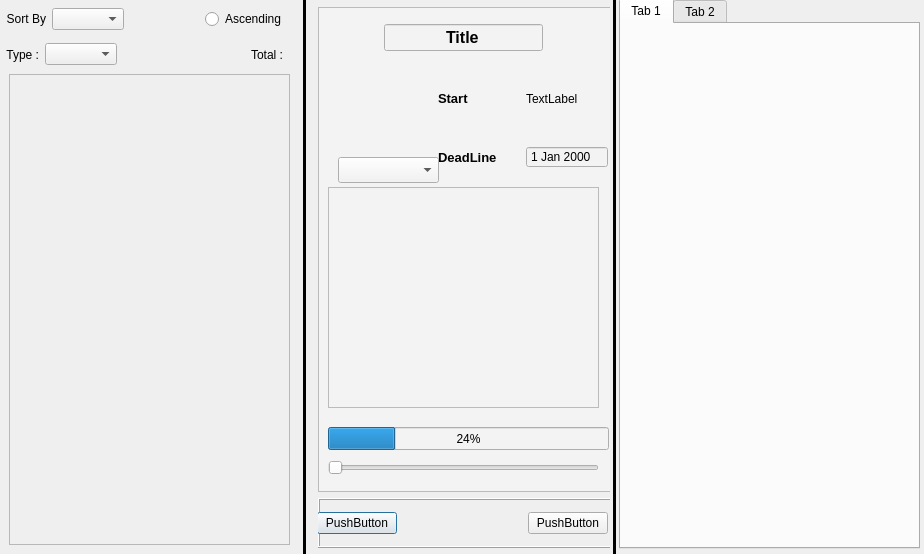
This is NewMe/homepage.ui in SorasitWang/QtTutorial as Qt 5 draws it before an edit. The edited form follows.
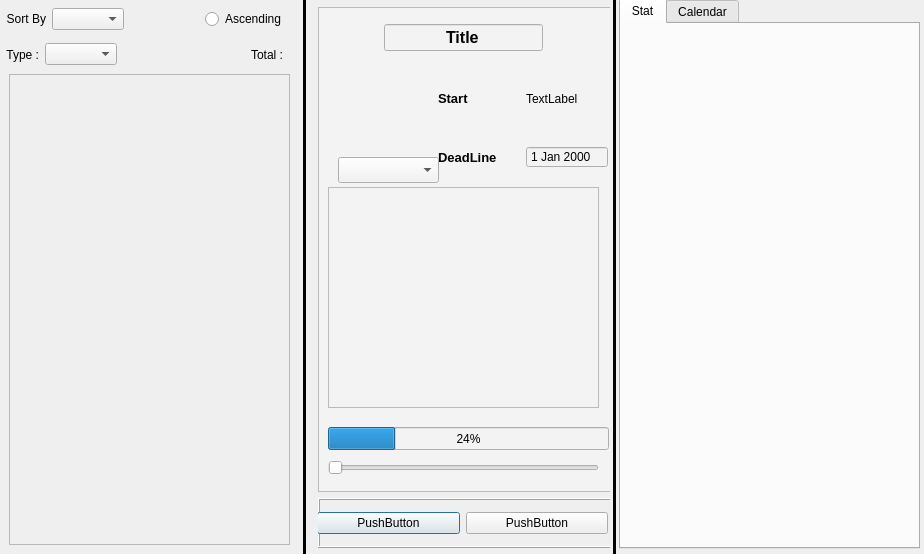
This is the edited form. The open tabs and pages were chosen to show the change.

What changed in the file:
```diff
--- a/NewMe/homepage.ui
+++ b/NewMe/homepage.ui
@@ -455,19 +455,6 @@
                </property>
               </widget>
              </item>
-             <item>
-              <spacer name="horizontalSpacer">
-               <property name="orientation">
-                <enum>Qt::Horizontal</enum>
-               </property>
-               <property name="sizeHint" stdset="0">
-                <size>
-                 <width>40</width>
-                 <height>20</height>
-                </size>
-               </property>
-              </spacer>
-             </item>
              <item>
               <widget class="QPushButton" name="ok">
                <property name="text">
@@ -518,7 +505,7 @@
         </property>
         <widget class="QWidget" name="tab">
          <attribute name="title">
-          <string>Tab 1</string>
+          <string>Stat</string>
          </attribute>
          <widget class="QWidget" name="verticalLayoutWidget_6">
           <property name="geometry">
@@ -534,7 +521,7 @@
         </widget>
         <widget class="QWidget" name="tab_2">
          <attribute name="title">
-          <string>Tab 2</string>
+          <string>Calendar</string>
          </attribute>
          <widget class="QWidget" name="verticalLayoutWidget">
           <property name="geometry">
```
Left out of the diff: 4 changed lines with no effect on the pictures.
